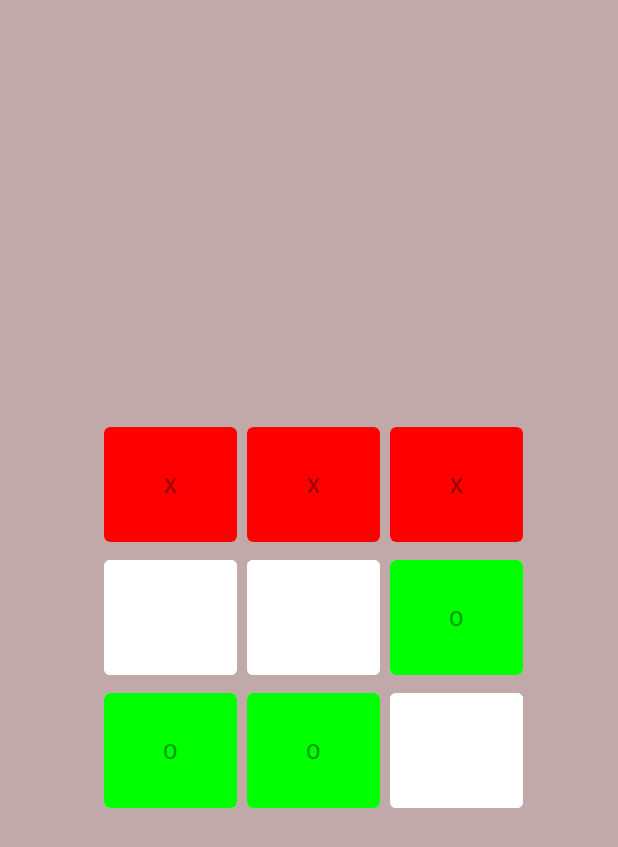
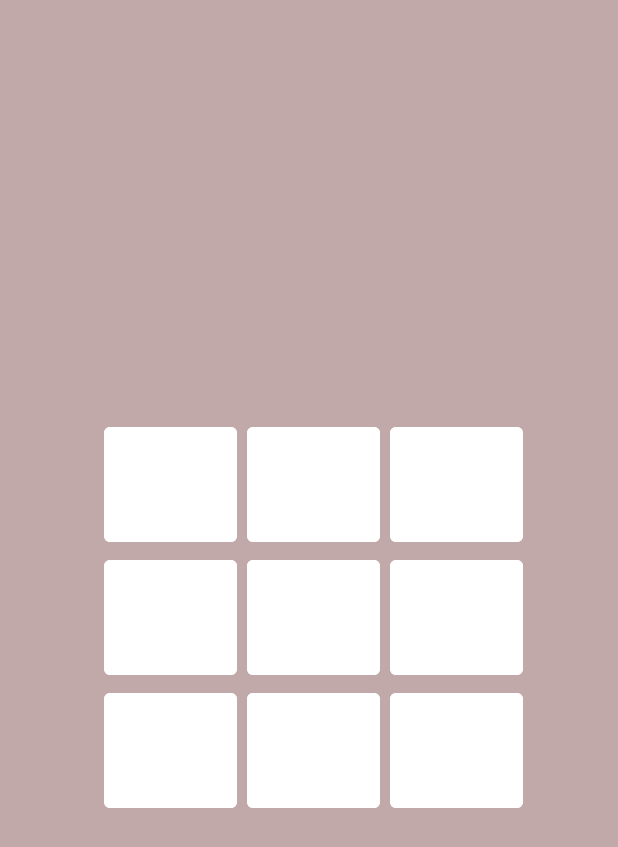
Before and after one commit to notVRE/Tic-tac-toe, an Android app: the screen it shows after launch (MainActivity), after a tap on an icon or button, on a phone screen of 412 x 824 dp. Shown: the top 847 px of the screen. Run offline under Robolectric (Android 15) with nearby library versions, the phone set to English and light mode, and no system bars; 2 other taps on this screen came first.

```diff
--- a/app/src/main/java/com/example/tictactoe/MainActivity.kt
+++ b/app/src/main/java/com/example/tictactoe/MainActivity.kt
@@ -54,6 +54,7 @@ class MainActivity : AppCompatActivity(){
     }
     fun checkWinner(){
         var win = -1
+
         //practice will improve it later
         //Rows
         if (player1.contains(1) && player1.contains(2) && player1.contains(3)){
@@ -97,9 +98,13 @@ class MainActivity : AppCompatActivity(){
         }
         //Display winner
         if (win == 1){
+            player1WinCount += 1
             Toast.makeText(this, "Player1 wins the game", Toast.LENGTH_LONG).show()
+            restart()
         }else if (win == 2){
+            player2WinCount += 1
             Toast.makeText(this, "Player2 wins the game", Toast.LENGTH_LONG).show()
+            restart()
         }
     }
     fun autoPlay(){
@@ -110,6 +115,11 @@ class MainActivity : AppCompatActivity(){
                 emptyBtn.add(btnId)
             }
         }
+
+        if(emptyBtn.size==0){
+            restart()
+        }
+
         val r = Random()
         val ranIndex = r.nextInt(emptyBtn.size)
         val btnId = emptyBtn[ranIndex]
@@ -128,4 +138,35 @@ class MainActivity : AppCompatActivity(){
         }
         playGame(btnId,btnSelected)
     }
+
+    var player1WinCount = 0
+    var player2WinCount = 0
+    fun restart() {
+        activePlayer = 1
+        player1.clear()
+        player2.clear()
+
+        for (i in 1..9) {
+            var btnSelected: Button = when (i) {
+                1 -> findViewById(R.id.b1)
+                2 -> findViewById(R.id.b2)
+                3 -> findViewById(R.id.b3)
+                4 -> findViewById(R.id.b4)
+                5 -> findViewById(R.id.b5)
+                6 -> findViewById(R.id.b6)
+                7 -> findViewById(R.id.b7)
+                8 -> findViewById(R.id.b8)
+                9 -> findViewById(R.id.b9)
+                else -> findViewById(R.id.b1)
+            }
+            btnSelected.text = ""
+            btnSelected.setBackgroundColor(Color.WHITE)
+            btnSelected.isEnabled = true
+        }
+        Toast.makeText(
+            this,
+            "Player1 $player1WinCount, Player2: $player2WinCount",
+            Toast.LENGTH_LONG
+        ).show()
+    }
 }
```
